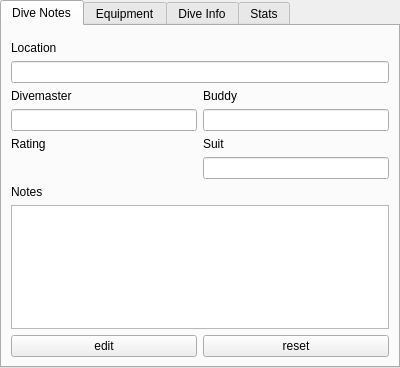
Qt form qt-ui/maintab.ui (subsurface/subsurface) before a commit.
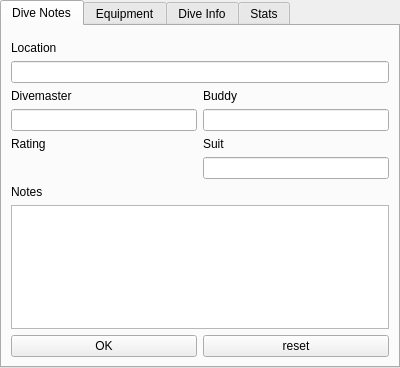
The same form after that commit. Custom widgets are drawn as their Qt base class.

Commit message:
Rename buttons for dive edit
The old names made sense in the initial model (where you'd click on the
edit button to start an edit). The new names seem much more natural given
what we do now.

Also a tiny code cleanup removing a redundant if statement.

```diff
--- a/qt-ui/maintab.ui
+++ b/qt-ui/maintab.ui
@@ -111,7 +111,7 @@
     <item row="10" column="0">
      <widget class="QPushButton" name="editNotes">
       <property name="text">
-       <string>edit</string>
+       <string>OK</string>
       </property>
       <property name="checkable">
        <bool>true</bool>
```
Left out of the diff: 4 changed lines with no effect on the pictures. The commit also changes 2 other files.
